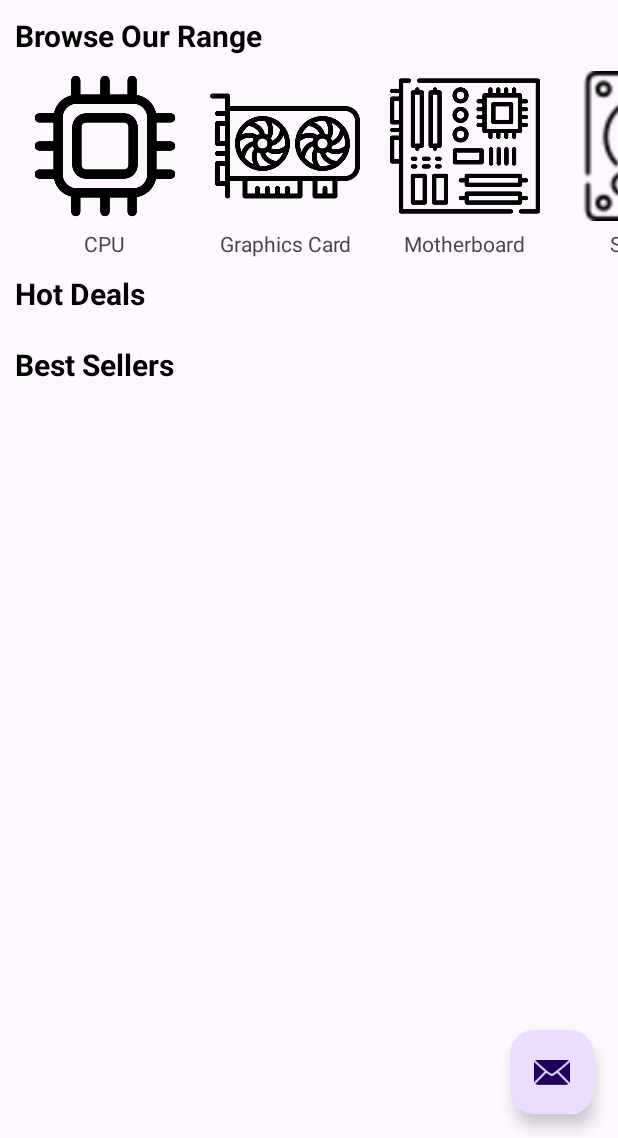
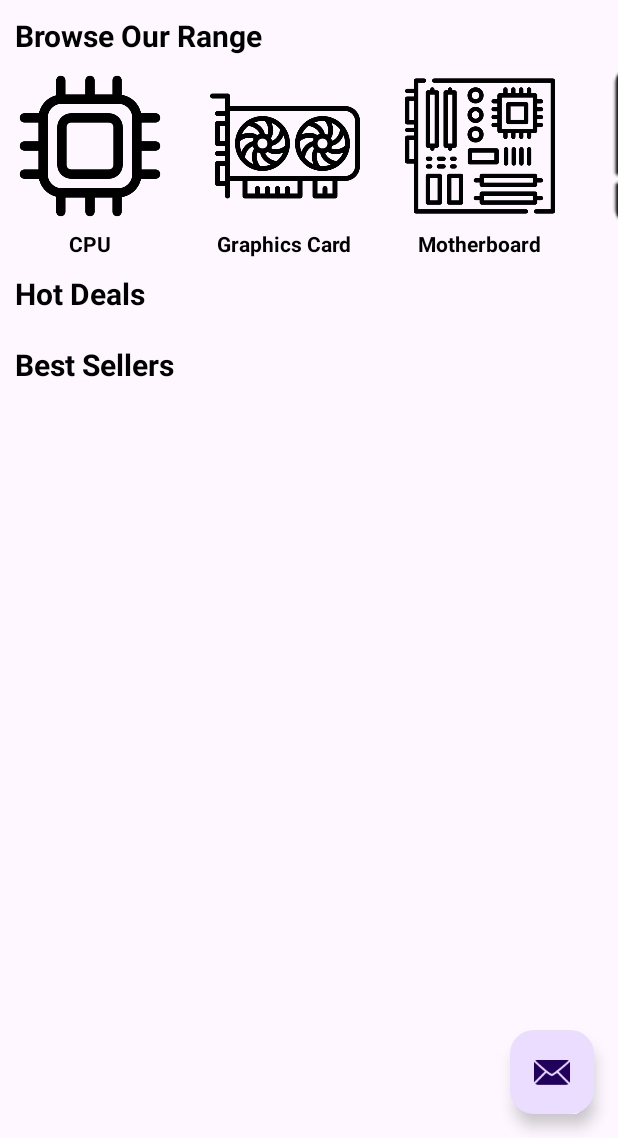
Before and after one commit to UOASOFTENG306/project-1-project-1-team-25, an Android app: the screen it shows after launch (MainActivity), on a phone screen of 412 x 824 dp, the part 98-1236 px from its top. Run offline under Robolectric (Android 15) with nearby library versions, the phone set to English and light mode, and no system bars.

Commit message:
fix: Minor adjustments to styles and strings

```diff
--- a/app/src/main/java/com/example/techswap/MainActivity.java
+++ b/app/src/main/java/com/example/techswap/MainActivity.java
@@ -1,6 +1,5 @@
 package com.example.techswap;
 
-import android.content.Context;
 import android.os.Bundle;
 
 import androidx.appcompat.app.AppCompatActivity;
@@ -12,7 +11,6 @@ import android.view.View;
 
 import android.view.animation.Animation;
 import android.view.animation.AnimationUtils;
-import android.view.inputmethod.InputMethodManager;
 import android.widget.EditText;
 import android.widget.ImageView;
 import android.widget.TextView;
@@ -100,7 +98,7 @@ public class MainActivity extends AppCompatActivity {
                 "Graphics Card",
                 "Motherboard",
                 "Storage",
-                "RAM",
+                "Memory",
                 "Power",
                 "Case"
         );
--- a/app/src/main/res/layout/carousel_item_category.xml
+++ b/app/src/main/res/layout/carousel_item_category.xml
@@ -5,7 +5,8 @@
     xmlns:android="http://schemas.android.com/apk/res/android"
     android:layout_width="wrap_content"
     android:layout_height="wrap_content"
-    android:layout_marginStart="20dp"
+    android:layout_marginStart="10dp"
+    android:layout_marginEnd="20dp"
     android:orientation="vertical"
     android:gravity="center">
 
@@ -13,7 +14,8 @@
         android:id="@+id/carouselImage"
         android:layout_width="100dp"
         android:layout_height="100dp"
-        android:scaleType="centerCrop" />
+        android:scaleType="centerCrop"
+        android:contentDescription="Category Icons" />
 
     <TextView
         android:id="@+id/captionText"
@@ -21,6 +23,6 @@
         android:layout_height="wrap_content"
         android:paddingTop="5dp"
         android:text="Item Caption"
-        android:textAppearance="@android:style/TextAppearance.Small"
+        style="@style/CategoryText"
         android:gravity="center" />
 </LinearLayout>
--- a/app/src/main/res/values/themes.xml
+++ b/app/src/main/res/values/themes.xml
@@ -19,4 +19,10 @@
         <item name="android:textStyle">bold</item>
         <item name="android:padding">10dp</item>
     </style>
+
+    <style name="CategoryText">
+        <item name="android:textSize">14sp</item> <!-- Adjust the text size as needed -->
+        <item name="android:textColor">#000000</item> <!-- Text color (white in this example) -->
+        <item name="android:textStyle">bold</item>
+    </style>
 </resources>
```
